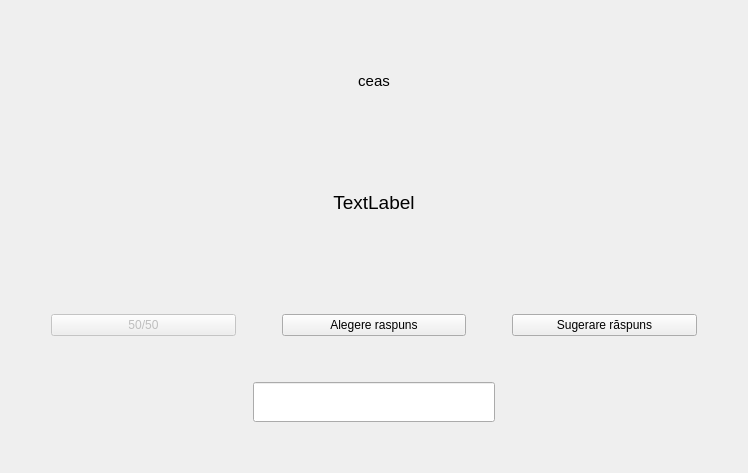
First picture: the form in Triviador/UI/forms/NumericQuestion.ui, repository andonealexandru/Triviador, before the edit.
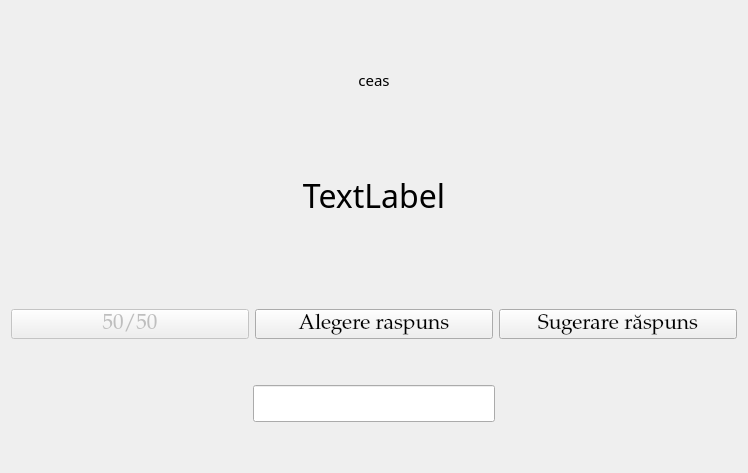
Second picture: the form after the edit.

```diff
--- a/Triviador/UI/forms/NumericQuestion.ui
+++ b/Triviador/UI/forms/NumericQuestion.ui
@@ -53,6 +53,7 @@
        <widget class="QLabel" name="nqclock">
         <property name="font">
          <font>
+          <family>MV Boli</family>
           <pointsize>11</pointsize>
          </font>
         </property>
@@ -91,7 +92,7 @@
         <property name="sizeHint" stdset="0">
          <size>
           <width>20</width>
-          <height>35</height>
+          <height>29</height>
          </size>
         </property>
        </spacer>
@@ -106,7 +107,8 @@
         </property>
         <property name="font">
          <font>
-          <pointsize>14</pointsize>
+          <family>MV Boli</family>
+          <pointsize>24</pointsize>
          </font>
         </property>
         <property name="text">
@@ -151,94 +153,48 @@
       </item>
       <item>
        <layout class="QHBoxLayout" name="horizontalLayout">
-        <item>
-         <spacer name="horizontalSpacer_6">
-          <property name="orientation">
-           <enum>Qt::Horizontal</enum>
-          </property>
-          <property name="sizeType">
-           <enum>QSizePolicy::Minimum</enum>
-          </property>
-          <property name="sizeHint" stdset="0">
-           <size>
-            <width>40</width>
-            <height>20</height>
-           </size>
-          </property>
-         </spacer>
-        </item>
         <item>
          <widget class="QPushButton" name="ho1">
           <property name="enabled">
            <bool>false</bool>
           </property>
+          <property name="font">
+           <font>
+            <family>Palatino Linotype</family>
+            <pointsize>16</pointsize>
+           </font>
+          </property>
           <property name="text">
            <string>50/50</string>
           </property>
          </widget>
         </item>
-        <item>
-         <spacer name="horizontalSpacer_3">
-          <property name="orientation">
-           <enum>Qt::Horizontal</enum>
-          </property>
-          <property name="sizeType">
-           <enum>QSizePolicy::Minimum</enum>
-          </property>
-          <property name="sizeHint" stdset="0">
-           <size>
-            <width>40</width>
-            <height>20</height>
-           </size>
-          </property>
-         </spacer>
-        </item>
         <item>
          <widget class="QPushButton" name="ho2">
+          <property name="font">
+           <font>
+            <family>Palatino Linotype</family>
+            <pointsize>16</pointsize>
+           </font>
+          </property>
           <property name="text">
            <string>Alegere raspuns</string>
           </property>
          </widget>
         </item>
-        <item>
-         <spacer name="horizontalSpacer_4">
-          <property name="orientation">
-           <enum>Qt::Horizontal</enum>
-          </property>
-          <property name="sizeType">
-           <enum>QSizePolicy::Minimum</enum>
-          </property>
-          <property name="sizeHint" stdset="0">
-           <size>
-            <width>40</width>
-            <height>20</height>
-           </size>
-          </property>
-         </spacer>
-        </item>
         <item>
          <widget class="QPushButton" name="ho3">
+          <property name="font">
+           <font>
+            <family>Palatino Linotype</family>
+            <pointsize>16</pointsize>
+           </font>
+          </property>
           <property name="text">
            <string>Sugerare răspuns</string>
           </property>
          </widget>
         </item>
-        <item>
-         <spacer name="horizontalSpacer_5">
-          <property name="orientation">
-           <enum>Qt::Horizontal</enum>
-          </property>
-          <property name="sizeType">
-           <enum>QSizePolicy::Minimum</enum>
-          </property>
-          <property name="sizeHint" stdset="0">
-           <size>
-            <width>40</width>
-            <height>20</height>
-           </size>
-          </property>
-         </spacer>
-        </item>
        </layout>
       </item>
       <item>
```
